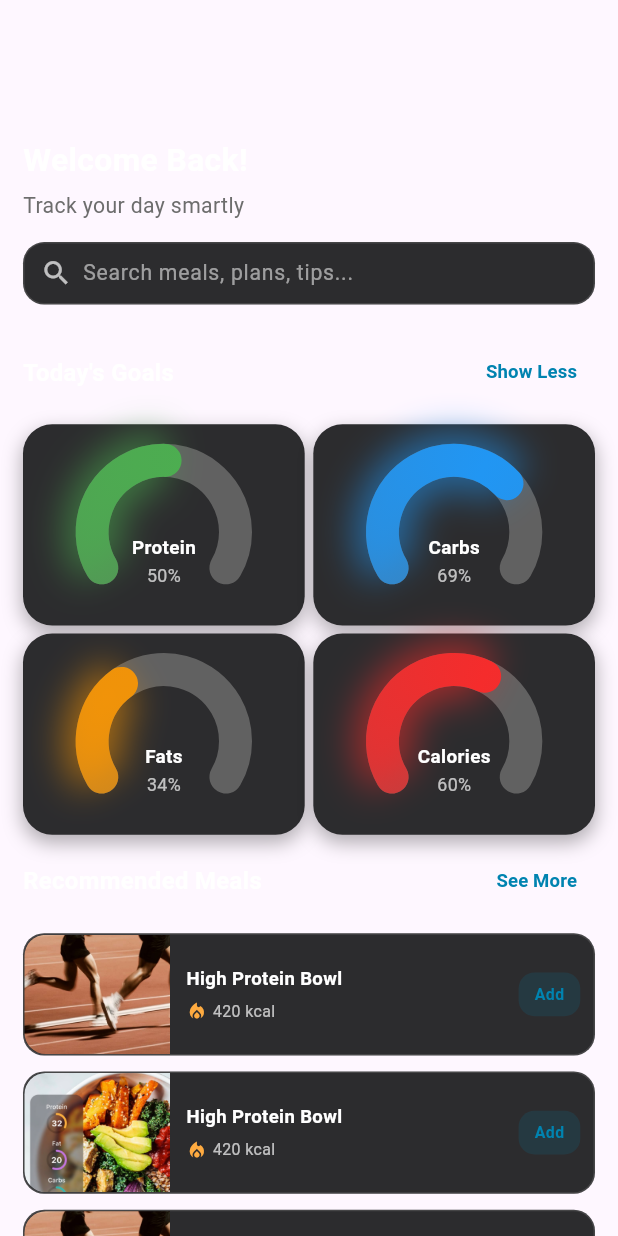
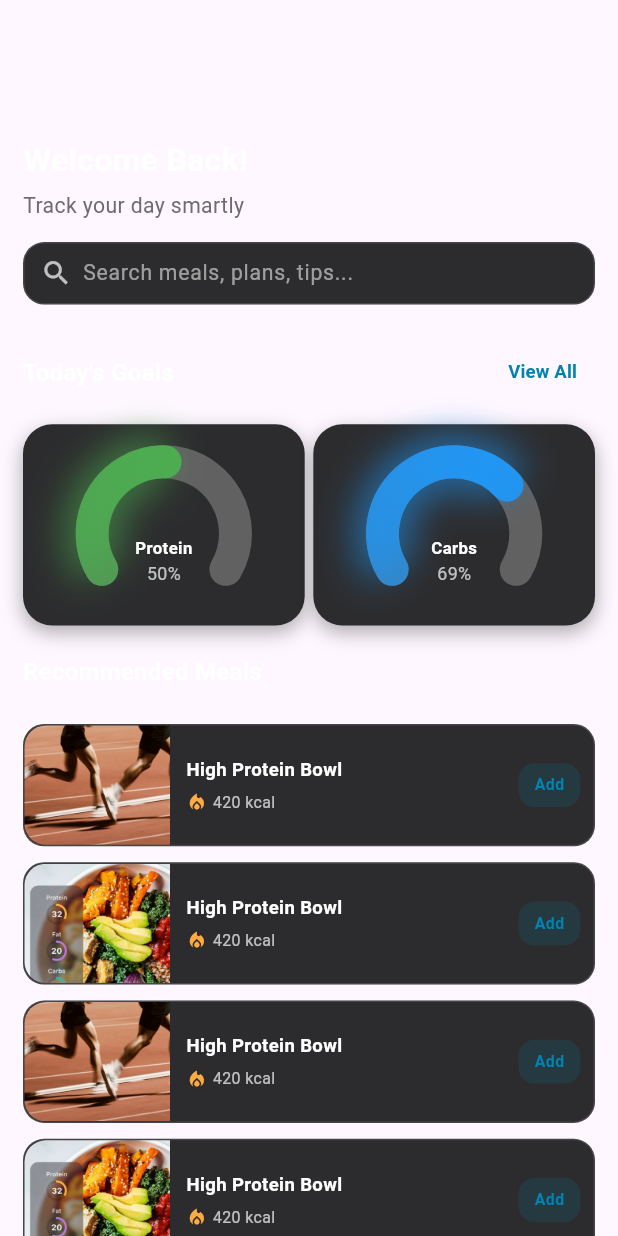
Before and after one commit to ahmednaderahmednader1717-art/HEALIX, a Flutter app: the HomeTab widget shown alone on an empty page, opened directly, on a phone screen of 412 x 824 dp. Run offline on Flutter 3.47's test engine with Material 3 defaults, Android fonts, the phone set to English and light mode, and no system bars; our stand-ins replace carousel_slider, curved_labeled_navigation_bar, dio, flutter_svg, gap, google_fonts.

Commit message:
Modified home page and responivness

```diff
--- a/lib/views/home/home_screen.dart
+++ b/lib/views/home/home_screen.dart
@@ -59,10 +59,12 @@ late final List<Widget> _pages = [
 
       // شريط التنقل السفلي
       bottomNavigationBar: CurvedNavigationBar(
-        backgroundColor: Colors.transparent,
+        iconPadding: 8,
+        backgroundColor: const Color.fromARGB(153, 0, 0, 0).withValues(alpha: 0.60),
         color: AppColors.ContainerColor,
         buttonBackgroundColor: AppColors.primarayColor,
-        height: 60,
+        animationDuration: Duration(milliseconds: 400),
+        height: 80,
         items: [
           CurvedNavigationBarItem(
             child: const Icon(Icons.home, color: Colors.white, size: 35),
--- a/lib/views/home/views/home_tab.dart
+++ b/lib/views/home/views/home_tab.dart
@@ -9,7 +9,7 @@ import 'package:test_splash/views/home/widgets/row_header.dart';
 import 'package:test_splash/views/home/widgets/section_tile.dart';
 
 class HomeTab extends StatefulWidget {
-  final void Function(int)? onTabChange; // ✅ callback لتبديل التبويب
+  final void Function(int)? onTabChange;
 
   const HomeTab({super.key, this.onTabChange});
 
@@ -18,7 +18,7 @@ class HomeTab extends StatefulWidget {
 }
 
 class _HomeTabState extends State<HomeTab> {
-  bool _showAllGoals = true;
+  bool _showAllGoals = false;
 
   @override
   Widget build(BuildContext context) {
@@ -31,31 +31,45 @@ class _HomeTabState extends State<HomeTab> {
     final scale = min(w, h);
     final double toolbarHeight = 80 * h;
 
-    // ✅ إعداد grid responsive
+    // ✅ إعداد الـ Grid حسب حجم الشاشة
     int crossAxisCount;
     double childAspectRatio;
 
     if (screenWidth < 600) {
-      // موبايل
-      crossAxisCount = 2;
+      crossAxisCount = 2; // موبايل
       childAspectRatio = 1.4;
     } else if (screenWidth < 900) {
-      // تابلت صغير
-      crossAxisCount = 3;
+      crossAxisCount = 3; // تابلت صغير
       childAspectRatio = 1.2;
     } else if (screenWidth < 1200) {
-      // تابلت كبير / شاشة متوسطة
+      crossAxisCount = 4;
+      childAspectRatio = 1.5;
+    } else {
       crossAxisCount = 4;
       childAspectRatio = 1.3;
-    } else {
-      // شاشة كبيرة جدًا
-      crossAxisCount = 5;
-      childAspectRatio = 1.4;
     }
 
+    // ✅ عدد العناصر المبدئية حسب حجم الشاشة
+    int defaultGoals;
+    if (screenWidth < 600) {
+      defaultGoals = 2; // موبايل
+    } else if (screenWidth < 900) {
+      defaultGoals = 3; // تابلت صغير
+    } else {
+      defaultGoals = Nutrient.nutrients.length; // شاشات كبيرة = الكل
+    }
+
+    // ✅ تحديد عدد العناصر المعروضة
     final goalsToShow = _showAllGoals
         ? Nutrient.nutrients.length
-        : (Nutrient.nutrients.length >= 2 ? 2 : Nutrient.nutrients.length);
+        : (Nutrient.nutrients.length >= defaultGoals
+              ? defaultGoals
+              : Nutrient.nutrients.length);
+
+    // ✅ هل نعرض زر View All؟
+    final bool showActionButton =
+        Nutrient.nutrients.length >
+        defaultGoals; // لو عندي عناصر أكثر من اللي ظاهرين
 
     return Stack(
       children: [
@@ -83,10 +97,14 @@ class _HomeTabState extends State<HomeTab> {
               // ✅ Today's Goals
               RowHeader(
                 title: "Today's Goals",
-                actionText: _showAllGoals ? "Show Less" : "View All",
-                onAction: () {
-                  setState(() => _showAllGoals = !_showAllGoals);
-                },
+                actionText: showActionButton
+                    ? (_showAllGoals ? "Show Less" : "View All")
+                    : "", // 🔥 لو مفيش حاجة تتعرض، اخفي الزر
+                onAction: showActionButton
+                    ? () {
+                        setState(() => _showAllGoals = !_showAllGoals);
+                      }
+                    : null,
                 scale: scale,
               ),
               Gap(12 * h),
@@ -118,10 +136,8 @@ class _HomeTabState extends State<HomeTab> {
               // ✅ Recommended Meals section
               RowHeader(
                 title: "Recommended Meals",
-                actionText: "See More",
-                onAction: () {
-                  widget.onTabChange?.call(1); // ✅ انتقل إلى SearchMealTab
-                },
+                actionText: "",
+                onAction: null,
                 scale: scale,
               ),
               Gap(12 * h),
--- a/lib/views/home/widgets/charts_widget.dart
+++ b/lib/views/home/widgets/charts_widget.dart
@@ -106,7 +106,7 @@ class _AppleRingCardState extends State<AppleRingCard>
                     widget.title,
                     style: GoogleFonts.inriaSans(
                       color: Colors.white,
-                      fontSize: cardHeight * 0.090 * internalScale,
+                      fontSize: cardHeight * 0.080 * internalScale,
                       fontWeight: FontWeight.w600,
                     ),
                   ),
--- a/lib/views/home/widgets/row_header.dart
+++ b/lib/views/home/widgets/row_header.dart
@@ -4,7 +4,7 @@ import 'package:test_splash/core/app_colors.dart';
 class RowHeader extends StatelessWidget {
   final String title;
   final String actionText;
-  final VoidCallback onAction;
+  final VoidCallback? onAction;
   final double scale;
   const RowHeader({
     required this.title,
```
Also changed, not shown: lib/views/auth/log_in_screen.dart (+15 -15 lines).
